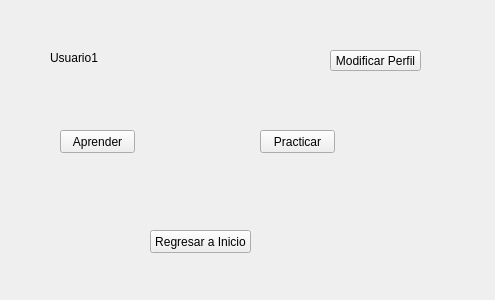
Old version of the form interfacesGraficas/IG2.ui in the repository lulacuna16/TT-2021-A004.
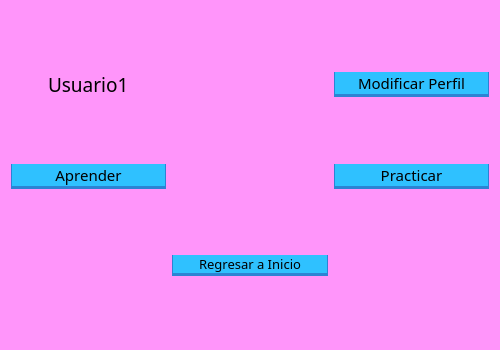
New version of the form.

Diff of the .ui file:
```diff
--- a/interfacesGraficas/IG2.ui
+++ b/interfacesGraficas/IG2.ui
@@ -6,78 +6,180 @@
    <rect>
     <x>0</x>
     <y>0</y>
-    <width>495</width>
-    <height>300</height>
+    <width>500</width>
+    <height>350</height>
    </rect>
   </property>
+  <property name="font">
+   <font>
+    <family>Croissant One</family>
+    <pointsize>10</pointsize>
+   </font>
+  </property>
   <property name="windowTitle">
    <string>Form</string>
   </property>
+  <property name="styleSheet">
+   <string notr="true">QWidget{
+	background-color: rgb(255, 149, 250);
+}
+</string>
+  </property>
+  <layout class="QGridLayout" name="gridLayout">
+   <item row="0" column="0" alignment="Qt::AlignHCenter">
   <widget class="QLabel" name="labelNombreUsuario">
-   <property name="geometry">
-    <rect>
-     <x>50</x>
-     <y>50</y>
-     <width>61</width>
-     <height>16</height>
-    </rect>
+     <property name="font">
+      <font>
+       <family>Croissant One</family>
+       <pointsize>14</pointsize>
+      </font>
    </property>
    <property name="text">
     <string>Usuario1</string>
    </property>
   </widget>
+   </item>
+   <item row="0" column="2">
   <widget class="QPushButton" name="botonModificarPerfil">
-   <property name="geometry">
-    <rect>
-     <x>330</x>
-     <y>50</y>
-     <width>91</width>
-     <height>21</height>
-    </rect>
+     <property name="font">
+      <font>
+       <family>Croissant One</family>
+       <pointsize>11</pointsize>
+      </font>
+     </property>
+     <property name="styleSheet">
+      <string notr="true">QPushButton{
+	background-color: rgb(47, 193, 255);
+	border:none;
+	border-left: 1px solid rgb(44, 131, 212);
+	border-right: 1px solid rgb(44, 131, 212);
+	border-bottom: 3px solid rgb(44, 131, 212);
+}
+QPushButton:hover{
+	background-color: rgb(14, 235, 255);
+	border-left: 1px solid rgb(44, 131, 212);
+	border-right: 1px solid rgb(44, 131, 212);
+	border-bottom: 3px solid rgb(44, 131, 212);
+}
+QPushButton:pressed{
+	background-color: rgb(40, 170, 221);
+	border-left: 1px solid rgb(44, 131, 212);
+	border-right: 1px solid rgb(44, 131, 212);
+	border-top: 3px solid rgb(44, 131, 212);
+	border-bottomr: none;
+}</string>
    </property>
    <property name="text">
     <string>Modificar Perfil</string>
    </property>
   </widget>
+   </item>
+   <item row="1" column="0">
   <widget class="QPushButton" name="botonAprender">
-   <property name="geometry">
-    <rect>
-     <x>60</x>
-     <y>130</y>
-     <width>75</width>
-     <height>23</height>
-    </rect>
+     <property name="font">
+      <font>
+       <family>Croissant One</family>
+       <pointsize>11</pointsize>
+      </font>
+     </property>
+     <property name="styleSheet">
+      <string notr="true">QPushButton{
+	background-color: rgb(47, 193, 255);
+	border:none;
+	border-left: 1px solid rgb(44, 131, 212);
+	border-right: 1px solid rgb(44, 131, 212);
+	border-bottom: 3px solid rgb(44, 131, 212);
+}
+QPushButton:hover{
+	background-color: rgb(14, 235, 255);
+	border-left: 1px solid rgb(44, 131, 212);
+	border-right: 1px solid rgb(44, 131, 212);
+	border-bottom: 3px solid rgb(44, 131, 212);
+}
+QPushButton:pressed{
+	background-color: rgb(40, 170, 221);
+	border-left: 1px solid rgb(44, 131, 212);
+	border-right: 1px solid rgb(44, 131, 212);
+	border-top: 3px solid rgb(44, 131, 212);
+	border-bottomr: none;
+}</string>
    </property>
    <property name="text">
     <string>Aprender</string>
    </property>
   </widget>
+   </item>
+   <item row="1" column="2">
   <widget class="QPushButton" name="botonPracticar">
-   <property name="geometry">
-    <rect>
-     <x>260</x>
-     <y>130</y>
-     <width>75</width>
-     <height>23</height>
-    </rect>
+     <property name="font">
+      <font>
+       <family>Croissant One</family>
+       <pointsize>11</pointsize>
+      </font>
+     </property>
+     <property name="styleSheet">
+      <string notr="true">QPushButton{
+	background-color: rgb(47, 193, 255);
+	border:none;
+	border-left: 1px solid rgb(44, 131, 212);
+	border-right: 1px solid rgb(44, 131, 212);
+	border-bottom: 3px solid rgb(44, 131, 212);
+}
+QPushButton:hover{
+	background-color: rgb(14, 235, 255);
+	border-left: 1px solid rgb(44, 131, 212);
+	border-right: 1px solid rgb(44, 131, 212);
+	border-bottom: 3px solid rgb(44, 131, 212);
+}
+QPushButton:pressed{
+	background-color: rgb(40, 170, 221);
+	border-left: 1px solid rgb(44, 131, 212);
+	border-right: 1px solid rgb(44, 131, 212);
+	border-top: 3px solid rgb(44, 131, 212);
+	border-bottomr: none;
+}</string>
    </property>
    <property name="text">
     <string>Practicar</string>
    </property>
   </widget>
+   </item>
+   <item row="2" column="1">
   <widget class="QPushButton" name="botonRegresarInicio">
-   <property name="geometry">
-    <rect>
-     <x>150</x>
-     <y>230</y>
-     <width>101</width>
-     <height>23</height>
-    </rect>
+     <property name="font">
+      <font>
+       <family>Croissant One</family>
+       <pointsize>10</pointsize>
+      </font>
+     </property>
+     <property name="styleSheet">
+      <string notr="true">QPushButton{
+	background-color: rgb(47, 193, 255);
+	border:none;
+	border-left: 1px solid rgb(44, 131, 212);
+	border-right: 1px solid rgb(44, 131, 212);
+	border-bottom: 3px solid rgb(44, 131, 212);
+}
+QPushButton:hover{
+	background-color: rgb(14, 235, 255);
+	border-left: 1px solid rgb(44, 131, 212);
+	border-right: 1px solid rgb(44, 131, 212);
+	border-bottom: 3px solid rgb(44, 131, 212);
+}
+QPushButton:pressed{
+	background-color: rgb(40, 170, 221);
+	border-left: 1px solid rgb(44, 131, 212);
+	border-right: 1px solid rgb(44, 131, 212);
+	border-top: 3px solid rgb(44, 131, 212);
+	border-bottomr: none;
+}</string>
    </property>
    <property name="text">
     <string>Regresar a Inicio</string>
    </property>
   </widget>
+   </item>
+  </layout>
  </widget>
  <resources/>
  <connections/>
```
Lines whose indentation alone changed are shown as unchanged.
